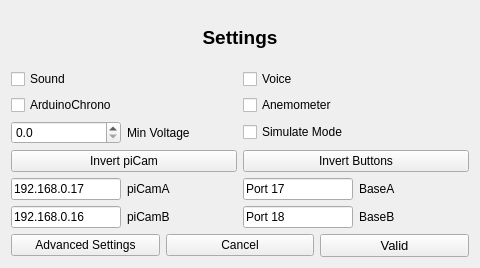
jomarin38/F3FChrono, file F3FChrono/gui/WSettings.ui: the form before one commit.
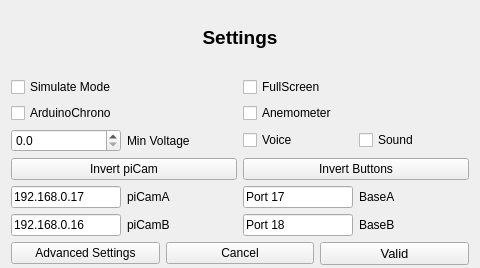
The form after the commit.

Commit message: Adding wind speed & orientation stats during a run in chrono class Adding Vocal & sound Adding a new Sound class using PyQt sound module. A Speech module is available on PySide2 but not in PyQt5 Adding Gui Settings & Advanced Settings GPIO class created Differents littles evolutions. Adding close main & simulate windows with one click Adding fullscreen in configfile & gui

What changed in the file:
```diff
--- a/F3FChrono/gui/WSettings.ui
+++ b/F3FChrono/gui/WSettings.ui
@@ -10,10 +10,25 @@
     <height>268</height>
    </rect>
   </property>
+  <property name="sizePolicy">
+   <sizepolicy hsizetype="Preferred" vsizetype="Preferred">
+    <horstretch>0</horstretch>
+    <verstretch>0</verstretch>
+   </sizepolicy>
+  </property>
   <property name="windowTitle">
    <string>Form</string>
   </property>
   <layout class="QGridLayout" name="gridLayout">
+   <property name="topMargin">
+    <number>3</number>
+   </property>
+   <property name="bottomMargin">
+    <number>3</number>
+   </property>
+   <property name="verticalSpacing">
+    <number>6</number>
+   </property>
    <item row="0" column="0">
     <layout class="QVBoxLayout" name="verticalLayout">
      <item>
@@ -39,7 +54,25 @@
      </item>
      <item>
       <layout class="QGridLayout" name="gridLayout_2">
-       <item row="5" column="0">
+       <item row="3" column="1">
+        <layout class="QHBoxLayout" name="horizontalLayout_5">
+         <item>
+          <widget class="QCheckBox" name="voice">
+           <property name="text">
+            <string>Voice</string>
+           </property>
+          </widget>
+         </item>
+         <item>
+          <widget class="QCheckBox" name="sound">
+           <property name="text">
+            <string>Sound</string>
+           </property>
+          </widget>
+         </item>
+        </layout>
+       </item>
+       <item row="6" column="0">
         <layout class="QHBoxLayout" name="horizontalLayout_6">
          <item>
           <widget class="QLineEdit" name="picamB">
@@ -75,7 +108,7 @@
          </item>
         </layout>
        </item>
-       <item row="2" column="0">
+       <item row="3" column="0">
         <layout class="QHBoxLayout" name="horizontalLayout_4">
          <item>
           <widget class="QDoubleSpinBox" name="voltagemin">
@@ -96,14 +129,14 @@
          </item>
         </layout>
        </item>
-       <item row="3" column="0">
+       <item row="4" column="0">
         <widget class="QPushButton" name="btn_invertpicam">
          <property name="text">
           <string>Invert piCam</string>
          </property>
         </widget>
        </item>
-       <item row="4" column="0">
+       <item row="5" column="0">
         <layout class="QHBoxLayout" name="horizontalLayout_7">
          <item>
           <widget class="QLineEdit" name="picamA">
@@ -139,14 +172,14 @@
          </item>
         </layout>
        </item>
-       <item row="3" column="1">
+       <item row="4" column="1">
         <widget class="QPushButton" name="btn_invert_bases">
          <property name="text">
           <string>Invert Buttons</string>
          </property>
         </widget>
        </item>
-       <item row="4" column="1">
+       <item row="5" column="1">
         <layout class="QHBoxLayout" name="horizontalLayout_8">
          <item>
           <widget class="QLineEdit" name="baseA">
@@ -182,7 +215,7 @@
          </item>
         </layout>
        </item>
-       <item row="5" column="1">
+       <item row="6" column="1">
         <layout class="QHBoxLayout" name="horizontalLayout_9">
          <item>
           <widget class="QLineEdit" name="baseB">
@@ -218,41 +251,34 @@
          </item>
         </layout>
        </item>
-       <item row="0" column="0">
-        <widget class="QCheckBox" name="sound">
-         <property name="text">
-          <string>Sound</string>
-         </property>
-        </widget>
-       </item>
-       <item row="0" column="1">
-        <widget class="QCheckBox" name="voice">
-         <property name="text">
-          <string>Voice</string>
-         </property>
-        </widget>
-       </item>
-       <item row="1" column="1">
+       <item row="2" column="1">
         <widget class="QCheckBox" name="anemometer">
          <property name="text">
           <string>Anemometer</string>
          </property>
         </widget>
        </item>
-       <item row="2" column="1">
-        <widget class="QCheckBox" name="simulate_mode">
-         <property name="text">
-          <string>Simulate Mode</string>
-         </property>
-        </widget>
-       </item>
-       <item row="1" column="0">
+       <item row="2" column="0">
         <widget class="QCheckBox" name="arduino">
          <property name="text">
           <string>ArduinoChrono</string>
          </property>
         </widget>
        </item>
+       <item row="1" column="0">
+        <widget class="QCheckBox" name="simulate_mode">
+         <property name="text">
+          <string>Simulate Mode</string>
+         </property>
+        </widget>
+       </item>
+       <item row="1" column="1">
+        <widget class="QCheckBox" name="fullscreen">
+         <property name="text">
+          <string>FullScreen</string>
+         </property>
+        </widget>
+       </item>
       </layout>
      </item>
      <item>
```
Left out of the diff: 3 changed lines with no effect on the pictures. The commit also changes 19 other files.
